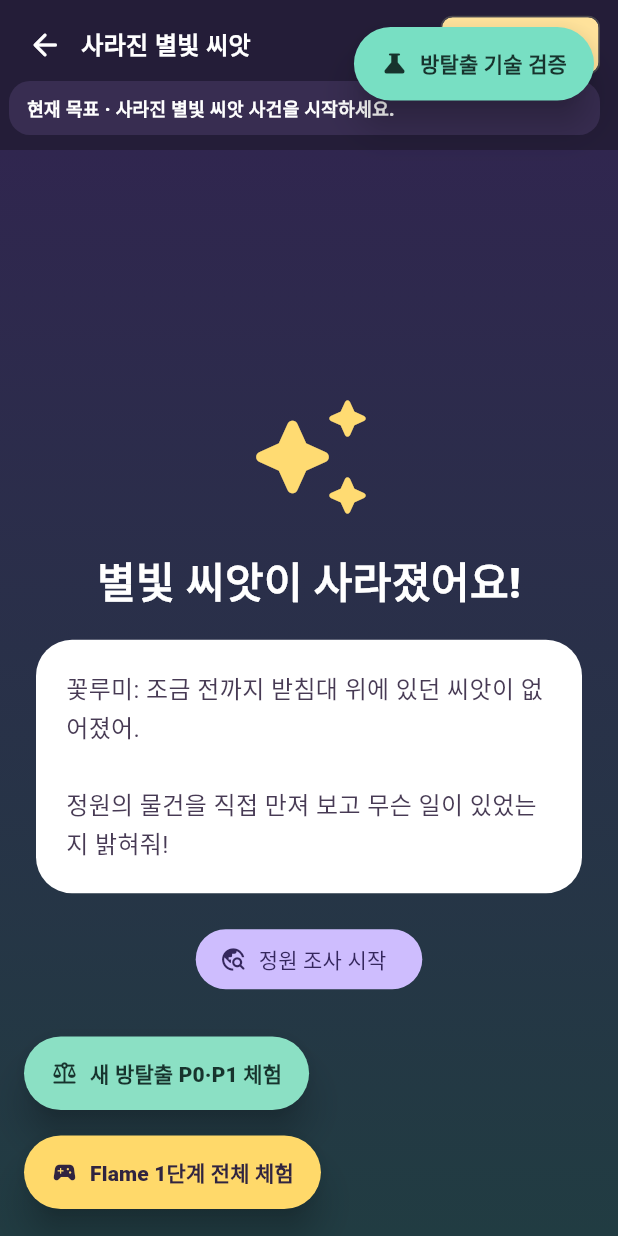
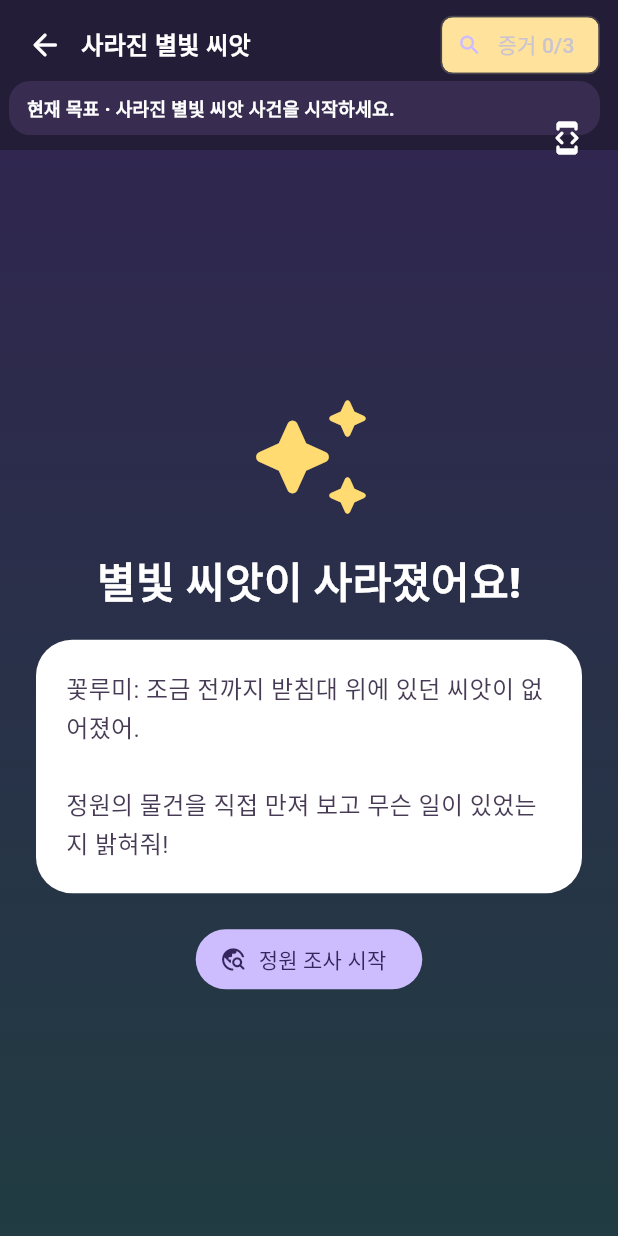
Before and after one commit to dudo011/Rumi, a Flutter app: the HomeScreen screen opened directly, after a tap on "사건 조사하기", on a phone screen of 412 x 824 dp. Run offline on Flutter 3.47's test engine with Material 3 defaults, Android fonts, the phone set to English and light mode, and no system bars; our stand-ins replace shared_preferences; missing offline and left inert: flame, flame_audio; accounts and stored records are empty.

Commit message:
fix: move prototype entries away from adventure controls

```diff
--- a/lib/features/adventure/garden_exploration_screen.dart
+++ b/lib/features/adventure/garden_exploration_screen.dart
@@ -5,7 +5,9 @@ import 'flame/episode_1_flame_screen.dart';
 import 'flame/escape_feasibility_screen.dart';
 import 'garden_mystery_v2_screen.dart';
 
-/// 기존 모험은 유지하면서 Flame 프로토타입을 비교할 수 있게 한다.
+enum _DevelopmentPreview { episodeOne, flamePrototype, feasibilityLab }
+
+/// 기존 모험은 유지하면서 개발 중인 Flame 화면을 비교할 수 있게 한다.
 class GardenExplorationScreen extends StatelessWidget {
   const GardenExplorationScreen({required this.onContinue, super.key});
 
@@ -17,91 +19,54 @@ class GardenExplorationScreen extends StatelessWidget {
       children: [
         GardenMysteryV2Screen(onContinue: onContinue),
         Positioned(
-          right: 16,
-          top: 18,
+          right: 10,
+          top: 68,
           child: SafeArea(
-            child: FilledButton.icon(
-              key: const Key('open-flame-feasibility-lab'),
-              style: FilledButton.styleFrom(
-                backgroundColor: const Color(0xFF78DFC3),
-                foregroundColor: const Color(0xFF17332D),
-                padding: const EdgeInsets.symmetric(
-                  horizontal: 18,
-                  vertical: 14,
-                ),
-                elevation: 10,
-              ),
-              onPressed: () {
+            child: Material(
+              color: Colors.transparent,
+              child: PopupMenuButton<_DevelopmentPreview>(
+                key: const Key('open-development-preview-menu'),
+                tooltip: '개발 화면 선택',
+                icon: const Icon(Icons.developer_mode_rounded),
+                onSelected: (preview) {
+                  final Widget screen = switch (preview) {
+                    _DevelopmentPreview.episodeOne =>
+                      const EpisodeOneEscapeScreen(),
+                    _DevelopmentPreview.flamePrototype =>
+                      const EpisodeOneFlameScreen(),
+                    _DevelopmentPreview.feasibilityLab =>
+                      const EscapeFeasibilityScreen(),
+                  };
                   Navigator.of(context).push(
-                  MaterialPageRoute<void>(
-                    builder: (_) => const EscapeFeasibilityScreen(),
-                  ),
+                    MaterialPageRoute<void>(builder: (_) => screen),
                   );
                 },
-              icon: const Icon(Icons.science_rounded),
-              label: const Text(
-                '방탈출 기술 검증',
-                style: TextStyle(fontWeight: FontWeight.w900),
+                itemBuilder: (context) => const [
+                  PopupMenuItem(
+                    value: _DevelopmentPreview.episodeOne,
+                    child: ListTile(
+                      key: Key('open-episode-one-escape-foundation'),
+                      leading: Icon(Icons.account_tree_rounded),
+                      title: Text('새 방탈출 P0·P1 체험'),
                     ),
                   ),
+                  PopupMenuItem(
+                    value: _DevelopmentPreview.flamePrototype,
+                    child: ListTile(
+                      key: Key('open-flame-episode-one'),
+                      leading: Icon(Icons.sports_esports_rounded),
+                      title: Text('Flame 1단계 전체 체험'),
                     ),
                   ),
-        Positioned(
-          left: 16,
-          bottom: 84,
-          child: SafeArea(
-            child: FilledButton.icon(
-              key: const Key('open-episode-one-escape-foundation'),
-              style: FilledButton.styleFrom(
-                backgroundColor: const Color(0xFF8BE0C4),
-                foregroundColor: const Color(0xFF17332D),
-                padding: const EdgeInsets.symmetric(
-                  horizontal: 18,
-                  vertical: 14,
-                ),
-                elevation: 10,
-              ),
-              onPressed: () {
-                Navigator.of(context).push(
-                  MaterialPageRoute<void>(
-                    builder: (_) => const EpisodeOneEscapeScreen(),
-                  ),
-                );
-              },
-              icon: const Icon(Icons.balance_rounded),
-              label: const Text(
-                '새 방탈출 P0·P1 체험',
-                style: TextStyle(fontWeight: FontWeight.w900),
+                  PopupMenuItem(
+                    value: _DevelopmentPreview.feasibilityLab,
+                    child: ListTile(
+                      key: Key('open-flame-feasibility-lab'),
+                      leading: Icon(Icons.science_rounded),
+                      title: Text('방탈출 기술 검증'),
                     ),
                   ),
-          ),
-        ),
-        Positioned(
-          left: 16,
-          bottom: 18,
-          child: SafeArea(
-            child: FilledButton.icon(
-              key: const Key('open-flame-episode-one'),
-              style: FilledButton.styleFrom(
-                backgroundColor: const Color(0xFFFFD96A),
-                foregroundColor: const Color(0xFF302440),
-                padding: const EdgeInsets.symmetric(
-                  horizontal: 18,
-                  vertical: 14,
-                ),
-                elevation: 10,
-              ),
-              onPressed: () {
-                Navigator.of(context).push(
-                  MaterialPageRoute<void>(
-                    builder: (_) => const EpisodeOneFlameScreen(),
-                  ),
-                );
-              },
-              icon: const Icon(Icons.sports_esports_rounded),
-              label: const Text(
-                'Flame 1단계 전체 체험',
-                style: TextStyle(fontWeight: FontWeight.w900),
+                ],
               ),
             ),
           ),
```
Lines whose indentation alone changed are shown as unchanged.
